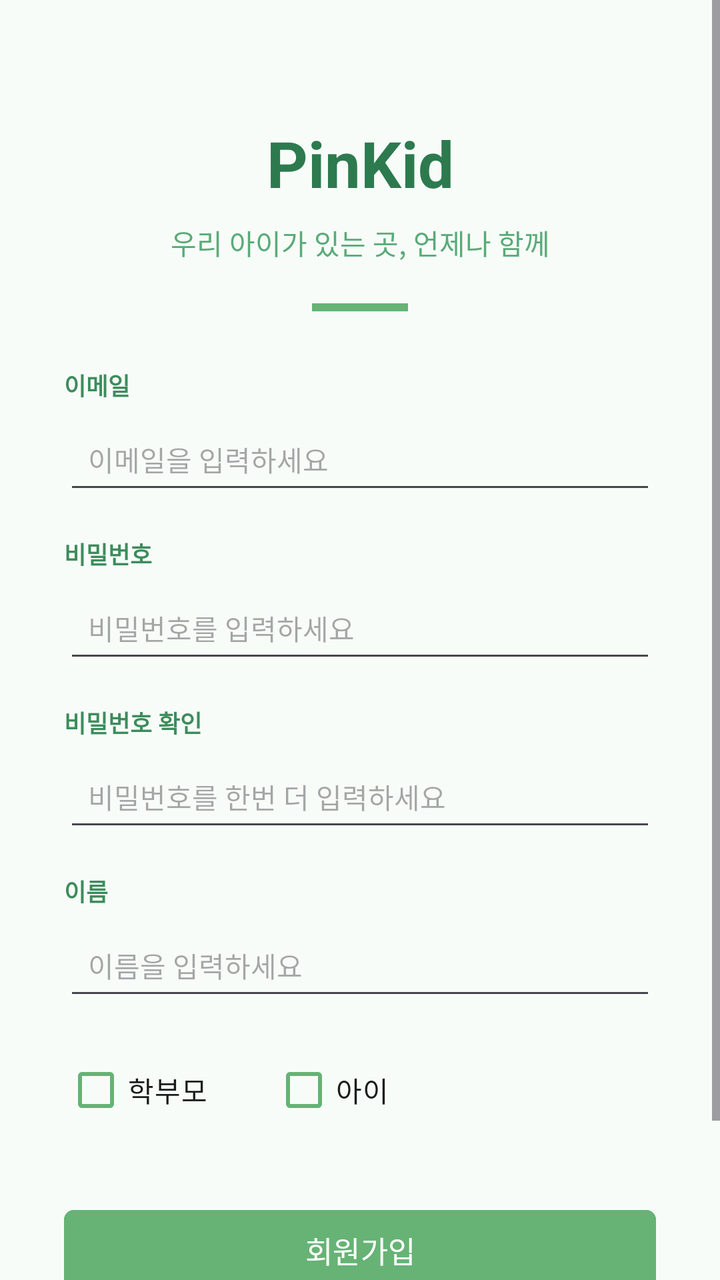
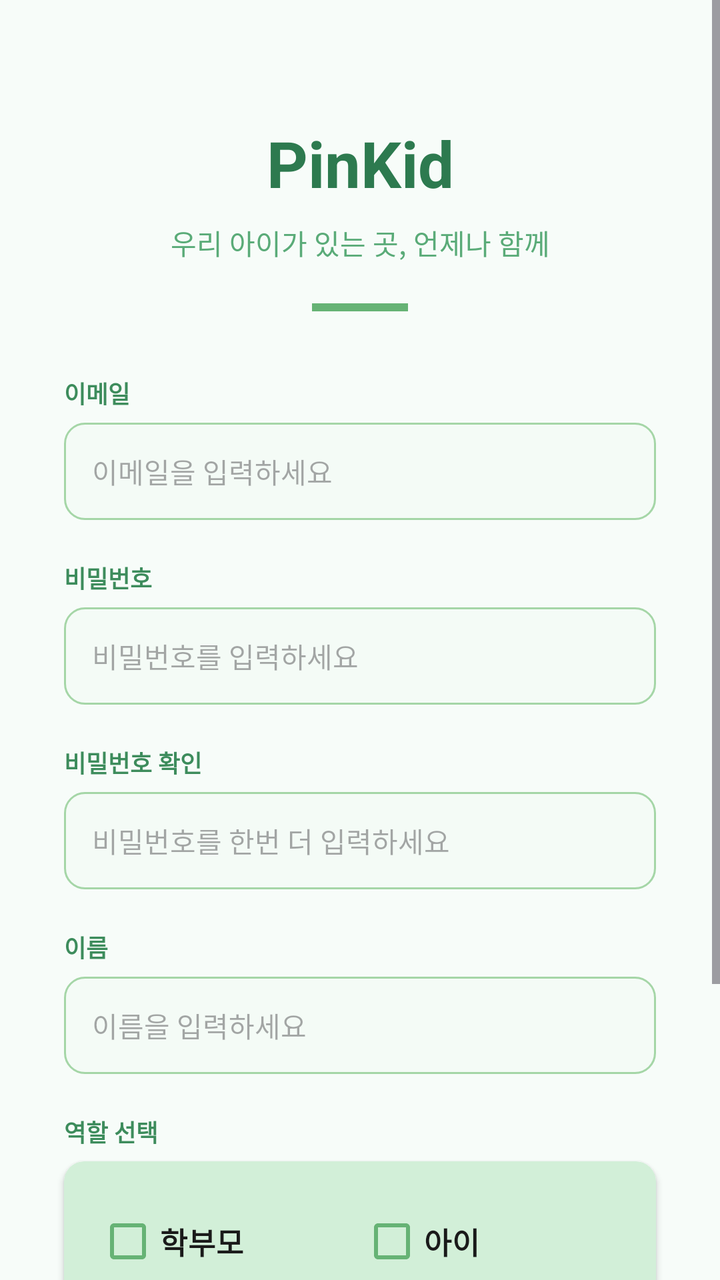

Compare the two renders of this Android layout. The source of the first and the diff that turns it into the second are given below.
<!-- AndroidManifest.xml: application theme Theme.PinKid -->
<!-- res/layout/activity_register.xml -->
<?xml version="1.0" encoding="utf-8"?>
<ScrollView
    xmlns:android="http://schemas.android.com/apk/res/android"
    xmlns:app="http://schemas.android.com/apk/res-auto"
    android:layout_width="match_parent"
    android:layout_height="match_parent"
    android:background="#F7FCF9">

    <androidx.constraintlayout.widget.ConstraintLayout
        android:layout_width="match_parent"
        android:layout_height="wrap_content"
        android:paddingBottom="32dp">

        <TextView
            android:id="@+id/txtPinKid"
            android:layout_width="wrap_content"
            android:layout_height="wrap_content"
            android:text="PinKid"
            android:textSize="32sp"
            android:textStyle="bold"
            android:textColor="#2D7A4F"
            app:layout_constraintTop_toTopOf="parent"
            app:layout_constraintStart_toStartOf="parent"
            app:layout_constraintEnd_toEndOf="parent"
            android:layout_marginTop="60dp"/>

        <TextView
            android:id="@+id/txtSubTitle"
            android:layout_width="wrap_content"
            android:layout_height="wrap_content"
            android:text="우리 아이가 있는 곳, 언제나 함께"
            android:textSize="14sp"
            android:textColor="#5AAB78"
            app:layout_constraintTop_toBottomOf="@id/txtPinKid"
            app:layout_constraintStart_toStartOf="parent"
            app:layout_constraintEnd_toEndOf="parent"
            android:layout_marginTop="8dp"/>

        <View
            android:id="@+id/divider"
            android:layout_width="48dp"
            android:layout_height="4dp"
            android:background="#66B375"
            app:layout_constraintTop_toBottomOf="@id/txtSubTitle"
            app:layout_constraintStart_toStartOf="parent"
            app:layout_constraintEnd_toEndOf="parent"
            android:layout_marginTop="20dp"/>

        
        <TextView
            android:id="@+id/txtCreateID"
            android:layout_width="0dp"
            android:layout_height="wrap_content"
            android:text="이메일"
            android:textSize="12sp"
            android:textColor="#3D8C5C"
            android:textStyle="bold"
            app:layout_constraintTop_toBottomOf="@id/divider"
            app:layout_constraintStart_toStartOf="@id/editTxtCreateID"
            android:layout_marginTop="28dp"/>

        <EditText
            android:id="@+id/editTxtCreateID"
            android:layout_width="0dp"
            android:layout_height="wrap_content"
            android:hint="이메일을 입력하세요"
            android:inputType="textEmailAddress"
            android:textSize="14sp"
            android:padding="12dp"
            app:layout_constraintTop_toBottomOf="@id/txtCreateID"
            app:layout_constraintStart_toStartOf="parent"
            app:layout_constraintEnd_toEndOf="parent"
            android:layout_marginStart="32dp"
            android:layout_marginEnd="32dp"
            android:layout_marginTop="6dp"/>

        
        <TextView
            android:id="@+id/txtCreatePassword"
            android:layout_width="0dp"
            android:layout_height="wrap_content"
            android:text="비밀번호"
            android:textSize="12sp"
            android:textColor="#3D8C5C"
            android:textStyle="bold"
            app:layout_constraintTop_toBottomOf="@id/editTxtCreateID"
            app:layout_constraintStart_toStartOf="@id/editTxtCreatePW"
            android:layout_marginTop="16dp"/>

        <EditText
            android:id="@+id/editTxtCreatePW"
            android:layout_width="0dp"
            android:layout_height="wrap_content"
            android:hint="비밀번호를 입력하세요"
            android:inputType="textPassword"
            android:textSize="14sp"
            android:padding="12dp"
            app:layout_constraintTop_toBottomOf="@id/txtCreatePassword"
            app:layout_constraintStart_toStartOf="parent"
            app:layout_constraintEnd_toEndOf="parent"
            android:layout_marginStart="32dp"
            android:layout_marginEnd="32dp"
            android:layout_marginTop="6dp"/>

        
        <TextView
            android:id="@+id/txtChkPassword"
            android:layout_width="0dp"
            android:layout_height="wrap_content"
            android:text="비밀번호 확인"
            android:textSize="12sp"
            android:textColor="#3D8C5C"
            android:textStyle="bold"
            app:layout_constraintTop_toBottomOf="@id/editTxtCreatePW"
            app:layout_constraintStart_toStartOf="@id/editTxtChkPW"
            android:layout_marginTop="16dp"/>

        <EditText
            android:id="@+id/editTxtChkPW"
            android:layout_width="0dp"
            android:layout_height="wrap_content"
            android:hint="비밀번호를 한번 더 입력하세요"
            android:inputType="textPassword"
            android:textSize="14sp"
            android:padding="12dp"
            app:layout_constraintTop_toBottomOf="@id/txtChkPassword"
            app:layout_constraintStart_toStartOf="parent"
            app:layout_constraintEnd_toEndOf="parent"
            android:layout_marginStart="32dp"
            android:layout_marginEnd="32dp"
            android:layout_marginTop="6dp"/>

        
        <TextView
            android:id="@+id/txtName"
            android:layout_width="0dp"
            android:layout_height="wrap_content"
            android:text="이름"
            android:textSize="12sp"
            android:textColor="#3D8C5C"
            android:textStyle="bold"
            app:layout_constraintTop_toBottomOf="@id/editTxtChkPW"
            app:layout_constraintStart_toStartOf="@id/editTxtName"
            android:layout_marginTop="16dp"/>

        <EditText
            android:id="@+id/editTxtName"
            android:layout_width="0dp"
            android:layout_height="wrap_content"
            android:hint="이름을 입력하세요"
            android:inputType="textPersonName"
            android:textSize="14sp"
            android:padding="12dp"
            app:layout_constraintTop_toBottomOf="@id/txtName"
            app:layout_constraintStart_toStartOf="parent"
            app:layout_constraintEnd_toEndOf="parent"
            android:layout_marginStart="32dp"
            android:layout_marginEnd="32dp"
            android:layout_marginTop="6dp"/>

        
        <LinearLayout
            android:id="@+id/layoutRoleCheck"
            android:layout_width="0dp"
            android:layout_height="wrap_content"
            android:orientation="horizontal"
            android:layout_marginStart="32dp"
            android:layout_marginEnd="32dp"
            android:layout_marginTop="16dp"
            app:layout_constraintTop_toBottomOf="@id/editTxtName"
            app:layout_constraintStart_toStartOf="parent"
            app:layout_constraintEnd_toEndOf="parent">

            <CheckBox
                android:id="@+id/checkParent"
                android:layout_width="wrap_content"
                android:layout_height="wrap_content"
                android:text="학부모"
                android:textSize="14sp"
                android:textColor="#1A1A1A"
                android:buttonTint="#66B375"
                android:layout_marginEnd="32dp"/>

            <CheckBox
                android:id="@+id/checkChild"
                android:layout_width="wrap_content"
                android:layout_height="wrap_content"
                android:text="아이"
                android:textSize="14sp"
                android:textColor="#1A1A1A"
                android:buttonTint="#66B375"/>

        </LinearLayout>

        <Button
            android:id="@+id/btnSignUp"
            android:layout_width="0dp"
            android:layout_height="48dp"
            android:text="회원가입"
            android:textSize="15sp"
            android:textColor="#FFFFFF"
            android:backgroundTint="#66B375"
            app:layout_constraintTop_toBottomOf="@id/layoutRoleCheck"
            app:layout_constraintStart_toStartOf="parent"
            app:layout_constraintEnd_toEndOf="parent"
            android:layout_marginStart="32dp"
            android:layout_marginEnd="32dp"
            android:layout_marginTop="32dp"/>

        <Button
            android:id="@+id/btnGoLogin"
            android:layout_width="0dp"
            android:layout_height="48dp"
            android:text="로그인으로 돌아가기"
            android:textSize="15sp"
            android:textColor="#66B375"
            android:backgroundTint="#FFFFFF"
            app:layout_constraintTop_toBottomOf="@id/btnSignUp"
            app:layout_constraintStart_toStartOf="parent"
            app:layout_constraintEnd_toEndOf="parent"
            android:layout_marginStart="32dp"
            android:layout_marginEnd="32dp"
            android:layout_marginTop="2dp"/>

    </androidx.constraintlayout.widget.ConstraintLayout>

</ScrollView>
<!-- resources referenced by this layout -->
<resources>
  <style name="Theme.PinKid" parent="Base.Theme.PinKid">
          <item name="materialButtonStyle">@style/Widget.PinKid.Button</item>
      </style>
  <style name="Base.Theme.PinKid" parent="Theme.Material3.DayNight.NoActionBar">
          
          
      </style>
  <style name="Widget.PinKid.Button" parent="Widget.Material3.Button">
          <item name="cornerRadius">5dp</item>
      </style>
</resources>

<!-- the commit's change to res/layout/activity_register.xml (unified diff, before → after) -->
@@ -9,8 +9,9 @@
     <androidx.constraintlayout.widget.ConstraintLayout
         android:layout_width="match_parent"
         android:layout_height="wrap_content"
-        android:paddingBottom="32dp">
-
+        android:paddingBottom="40dp">
+
+        
         <TextView
             android:id="@+id/txtPinKid"
             android:layout_width="wrap_content"
@@ -57,7 +58,7 @@
             android:textStyle="bold"
             app:layout_constraintTop_toBottomOf="@id/divider"
             app:layout_constraintStart_toStartOf="@id/editTxtCreateID"
-            android:layout_marginTop="28dp"/>
+            android:layout_marginTop="32dp"/>
 
         <EditText
             android:id="@+id/editTxtCreateID"
@@ -66,7 +67,8 @@
             android:hint="이메일을 입력하세요"
             android:inputType="textEmailAddress"
             android:textSize="14sp"
-            android:padding="12dp"
+            android:padding="14dp"
+            android:background="@drawable/edit_bg"
             app:layout_constraintTop_toBottomOf="@id/txtCreateID"
             app:layout_constraintStart_toStartOf="parent"
             app:layout_constraintEnd_toEndOf="parent"
@@ -85,7 +87,7 @@
             android:textStyle="bold"
             app:layout_constraintTop_toBottomOf="@id/editTxtCreateID"
             app:layout_constraintStart_toStartOf="@id/editTxtCreatePW"
-            android:layout_marginTop="16dp"/>
+            android:layout_marginTop="20dp"/>
 
         <EditText
             android:id="@+id/editTxtCreatePW"
@@ -94,7 +96,8 @@
             android:hint="비밀번호를 입력하세요"
             android:inputType="textPassword"
             android:textSize="14sp"
-            android:padding="12dp"
+            android:padding="14dp"
+            android:background="@drawable/edit_bg"
             app:layout_constraintTop_toBottomOf="@id/txtCreatePassword"
             app:layout_constraintStart_toStartOf="parent"
             app:layout_constraintEnd_toEndOf="parent"
@@ -113,7 +116,7 @@
             android:textStyle="bold"
             app:layout_constraintTop_toBottomOf="@id/editTxtCreatePW"
             app:layout_constraintStart_toStartOf="@id/editTxtChkPW"
-            android:layout_marginTop="16dp"/>
+            android:layout_marginTop="20dp"/>
 
         <EditText
             android:id="@+id/editTxtChkPW"
@@ -122,7 +125,8 @@
             android:hint="비밀번호를 한번 더 입력하세요"
             android:inputType="textPassword"
             android:textSize="14sp"
-            android:padding="12dp"
+            android:padding="14dp"
+            android:background="@drawable/edit_bg"
             app:layout_constraintTop_toBottomOf="@id/txtChkPassword"
             app:layout_constraintStart_toStartOf="parent"
             app:layout_constraintEnd_toEndOf="parent"
@@ -141,7 +145,7 @@
             android:textStyle="bold"
             app:layout_constraintTop_toBottomOf="@id/editTxtChkPW"
             app:layout_constraintStart_toStartOf="@id/editTxtName"
-            android:layout_marginTop="16dp"/>
+            android:layout_marginTop="20dp"/>
 
         <EditText
             android:id="@+id/editTxtName"
@@ -150,7 +154,8 @@
             android:hint="이름을 입력하세요"
             android:inputType="textPersonName"
             android:textSize="14sp"
-            android:padding="12dp"
+            android:padding="14dp"
+            android:background="@drawable/edit_bg"
             app:layout_constraintTop_toBottomOf="@id/txtName"
             app:layout_constraintStart_toStartOf="parent"
             app:layout_constraintEnd_toEndOf="parent"
@@ -159,39 +164,66 @@
             android:layout_marginTop="6dp"/>
 
         
-        <LinearLayout
-            android:id="@+id/layoutRoleCheck"
-            android:layout_width="0dp"
-            android:layout_height="wrap_content"
-            android:orientation="horizontal"
-            android:layout_marginStart="32dp"
-            android:layout_marginEnd="32dp"
-            android:layout_marginTop="16dp"
+        <TextView
+            android:id="@+id/txtRoleLabel"
+            android:layout_width="0dp"
+            android:layout_height="wrap_content"
+            android:text="역할 선택"
+            android:textSize="12sp"
+            android:textColor="#3D8C5C"
+            android:textStyle="bold"
             app:layout_constraintTop_toBottomOf="@id/editTxtName"
-            app:layout_constraintStart_toStartOf="parent"
-            app:layout_constraintEnd_toEndOf="parent">
-
-            <CheckBox
-                android:id="@+id/checkParent"
-                android:layout_width="wrap_content"
+            app:layout_constraintStart_toStartOf="@id/cardRole"
+            android:layout_marginTop="20dp"/>
+
+        <androidx.cardview.widget.CardView
+            android:id="@+id/cardRole"
+            android:layout_width="0dp"
+            android:layout_height="wrap_content"
+            app:cardBackgroundColor="#D2EFD8"
+            app:cardCornerRadius="10dp"
+            app:cardElevation="2dp"
+            app:layout_constraintTop_toBottomOf="@id/txtRoleLabel"
+            app:layout_constraintStart_toStartOf="parent"
+            app:layout_constraintEnd_toEndOf="parent"
+            android:layout_marginStart="32dp"
+            android:layout_marginEnd="32dp"
+            android:layout_marginTop="6dp">
+
+            <LinearLayout
+                android:id="@+id/layoutRoleCheck"
+                android:layout_width="match_parent"
                 android:layout_height="wrap_content"
-                android:text="학부모"
-                android:textSize="14sp"
-                android:textColor="#1A1A1A"
-                android:buttonTint="#66B375"
-                android:layout_marginEnd="32dp"/>
-
-            <CheckBox
-                android:id="@+id/checkChild"
-                android:layout_width="wrap_content"
-                android:layout_height="wrap_content"
-                android:text="아이"
-                android:textSize="14sp"
-                android:textColor="#1A1A1A"
-                android:buttonTint="#66B375"/>
-
-        </LinearLayout>
-
+                android:orientation="horizontal"
+                android:padding="16dp">
+
+                <CheckBox
+                    android:id="@+id/checkParent"
+                    android:layout_width="0dp"
+                    android:layout_height="wrap_content"
+                    android:layout_weight="1"
+                    android:text="학부모"
+                    android:textSize="15sp"
+                    android:textColor="#1A1A1A"
+                    android:textStyle="bold"
+                    android:buttonTint="#66B375"/>
+
+                <CheckBox
+                    android:id="@+id/checkChild"
+                    android:layout_width="0dp"
+                    android:layout_height="wrap_content"
+                    android:layout_weight="1"
+                    android:text="아이"
+                    android:textSize="15sp"
+                    android:textColor="#1A1A1A"
+                    android:textStyle="bold"
+                    android:buttonTint="#66B375"/>
+
+            </LinearLayout>
+
+        </androidx.cardview.widget.CardView>
+
+        
         <Button
             android:id="@+id/btnSignUp"
             android:layout_width="0dp"
@@ -200,7 +232,7 @@
             android:textSize="15sp"
             android:textColor="#FFFFFF"
             android:backgroundTint="#66B375"
-            app:layout_constraintTop_toBottomOf="@id/layoutRoleCheck"
+            app:layout_constraintTop_toBottomOf="@id/cardRole"
             app:layout_constraintStart_toStartOf="parent"
             app:layout_constraintEnd_toEndOf="parent"
             android:layout_marginStart="32dp"
@@ -213,14 +245,14 @@
             android:layout_height="48dp"
             android:text="로그인으로 돌아가기"
             android:textSize="15sp"
-            android:textColor="#66B375"
-            android:backgroundTint="#FFFFFF"
+            android:textColor="#3D8C5C"
+            android:backgroundTint="#00000000"
             app:layout_constraintTop_toBottomOf="@id/btnSignUp"
             app:layout_constraintStart_toStartOf="parent"
             app:layout_constraintEnd_toEndOf="parent"
             android:layout_marginStart="32dp"
             android:layout_marginEnd="32dp"
-            android:layout_marginTop="2dp"/>
+            android:layout_marginTop="4dp"/>
 
     </androidx.constraintlayout.widget.ConstraintLayout>
 
<!-- resource entries referenced after the edit -->
@@ -1,5 +1,12 @@
 <!-- resources referenced by this layout -->
 <resources>
+  <!-- drawable edit_bg (drawable) -->
+  <?xml version="1.0" encoding="utf-8"?>
+  <shape xmlns:android="http://schemas.android.com/apk/res/android">
+      <solid android:color="#F4FBF6"/>
+      <stroke android:width="1dp" android:color="#A5D6A7"/>
+      <corners android:radius="10dp"/>
+  </shape>
   <style name="Theme.PinKid" parent="Base.Theme.PinKid">
           <item name="materialButtonStyle">@style/Widget.PinKid.Button</item>
       </style>
